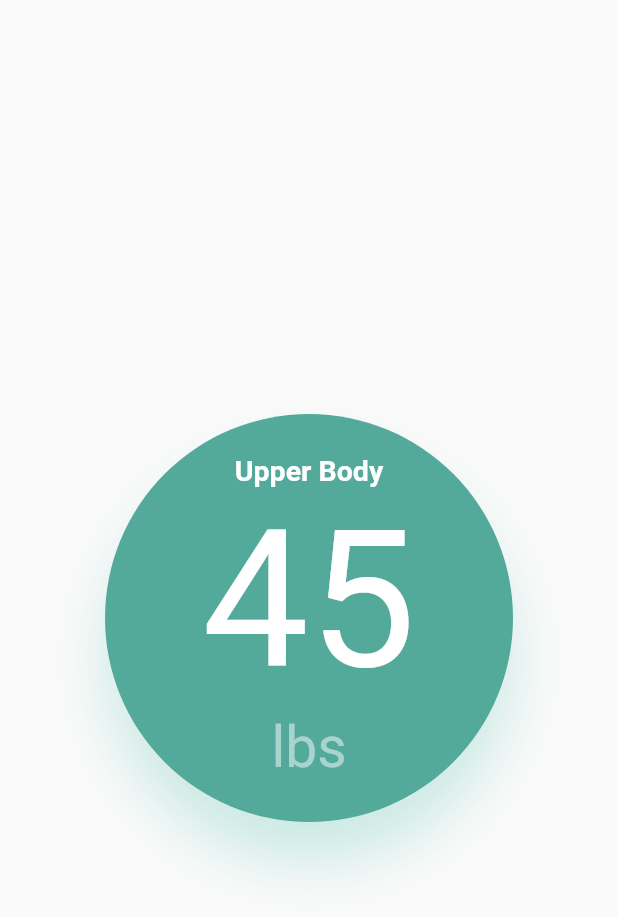
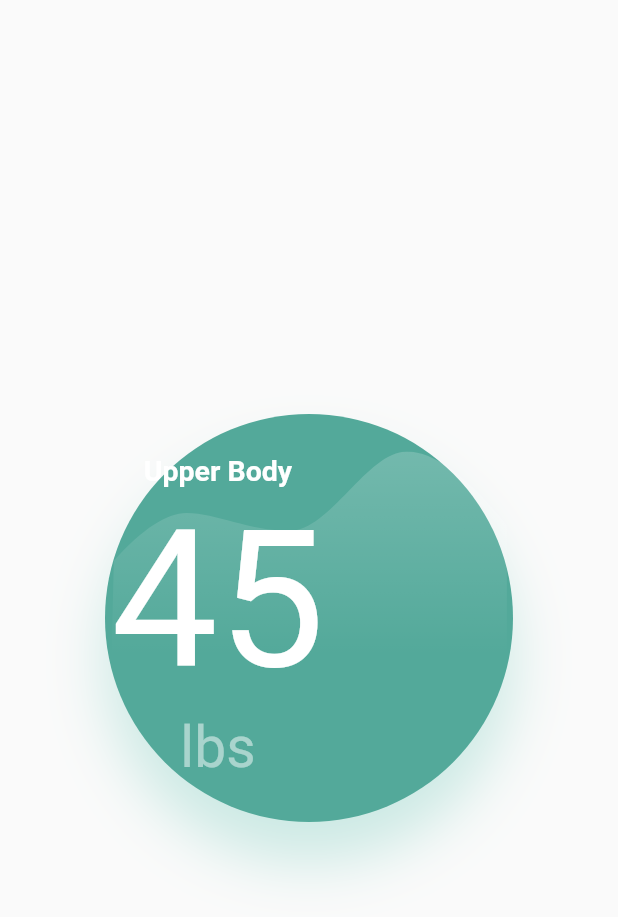
Before and after one commit to sh4217/Metrics-Widget, a Flutter app: the screen it shows after launch, on a phone screen of 412 x 824 dp. Shown: the top 917 px of the screen. Run offline on Flutter 3.47's test engine with Material 2 defaults, Android fonts, the phone set to English and light mode, and no system bars; our stand-ins replace flutter_svg; Roboto replaces fonts that are missing (Helvetica, League Gothic).

Commit message:
added svg file, need to correct centering

```diff
--- a/lib/widgets/metrics.dart
+++ b/lib/widgets/metrics.dart
@@ -1,7 +1,9 @@
 import 'package:flutter/material.dart';
 import 'package:flutter_svg/flutter_svg.dart';
 // import 'package:metrics_widget/assets/graph.svg';
-import 'package:metrics_widget/assets/styles.dart';
+import 'package:metrics_widget/styles/styles.dart';
+
+const String assetName = 'assets/graph.svg';
 
 class Metrics extends StatefulWidget {
   const Metrics({Key? key}) : super(key: key);
@@ -12,8 +14,6 @@ class Metrics extends StatefulWidget {
 
 class _MetricsState extends State<Metrics> {
 
-  final String assetName = 'assets/graph.svg';
-
   @override
   Widget build(BuildContext context) {
     return Container(
@@ -21,7 +21,10 @@ class _MetricsState extends State<Metrics> {
       decoration: bubbleBoxDecoration,
       padding: new EdgeInsets.all(25.0),
       child: Center(
-        child: Column(
+        child: Stack(
+          children: <Widget> [
+            SvgPicture.asset('assets/graph.svg'),
+            Column(
               mainAxisAlignment: MainAxisAlignment.spaceEvenly,
               children: <Widget> [
                 Text(
@@ -38,6 +41,8 @@ class _MetricsState extends State<Metrics> {
                 ),
               ],
             ),
+          ],
+        ),
       ),
     );
   }
--- a/pubspec.yaml
+++ b/pubspec.yaml
@@ -59,7 +59,8 @@ flutter:
   uses-material-design: true
 
   # To add assets to your application, add an assets section, like this:
-  # assets:
+  assets:
+    - assets/graph.svg
   #   - images/a_dot_burr.jpeg
   #   - images/a_dot_ham.jpeg
 
```
Also changed, not shown: assets/graph.svg (renamed from lib/assets/graph.svg), lib/styles/styles.dart (renamed from lib/assets/styles.dart). Lines whose indentation alone changed are shown as unchanged.
